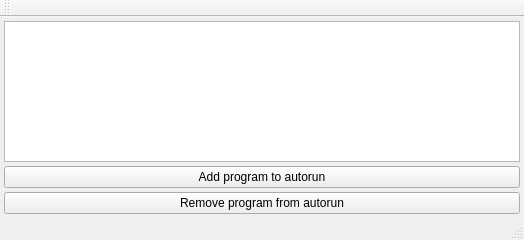
Above: mainwindow.ui from discover1977/SerialPortInfo before the change. Below: the same form after it.
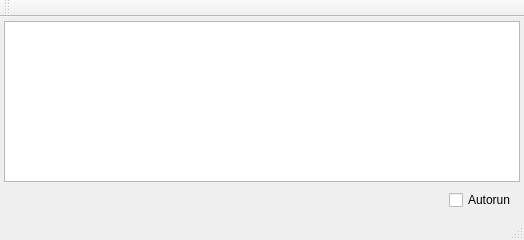
That is the form after the change.

Commit message: Change application icon. Change button Add/Del prog autorun on checkbox "Autorun". Disable maximize button.

What changed in the file:
```diff
--- a/mainwindow.ui
+++ b/mainwindow.ui
@@ -15,8 +15,8 @@
   </property>
   <property name="iconSize">
    <size>
-    <width>32</width>
-    <height>32</height>
+    <width>64</width>
+    <height>64</height>
    </size>
   </property>
   <widget class="QWidget" name="centralWidget">
@@ -40,18 +40,43 @@
      <widget class="QTextEdit" name="textEdit"/>
     </item>
     <item>
-     <widget class="QPushButton" name="pbAddProgAutorun">
-      <property name="text">
-       <string>Add program to autorun</string>
+     <layout class="QHBoxLayout" name="horizontalLayout">
+      <property name="spacing">
+       <number>4</number>
       </property>
-     </widget>
-    </item>
-    <item>
-     <widget class="QPushButton" name="pbDelProgAutorun">
-      <property name="text">
-       <string>Remove program from autorun</string>
+      <property name="leftMargin">
+       <number>4</number>
       </property>
-     </widget>
+      <property name="topMargin">
+       <number>4</number>
+      </property>
+      <property name="rightMargin">
+       <number>4</number>
+      </property>
+      <property name="bottomMargin">
+       <number>4</number>
+      </property>
+      <item>
+       <spacer name="horizontalSpacer">
+        <property name="orientation">
+         <enum>Qt::Horizontal</enum>
+        </property>
+        <property name="sizeHint" stdset="0">
+         <size>
+          <width>40</width>
+          <height>20</height>
+         </size>
+        </property>
+       </spacer>
+      </item>
+      <item>
+       <widget class="QCheckBox" name="chbAutorun">
+        <property name="text">
+         <string>Autorun</string>
+        </property>
+       </widget>
+      </item>
+     </layout>
     </item>
    </layout>
   </widget>
```
The commit also changes 4 other files.
